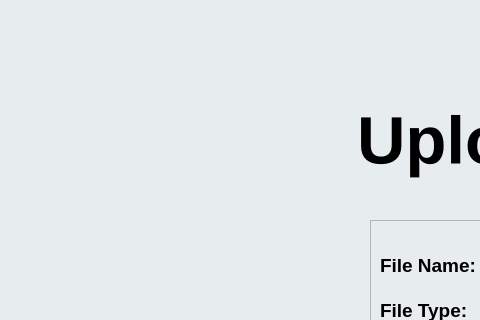
ElliceNels/fourohfour, file src/desktop-client/client-404/uploadfilepage.ui: the form before one commit; both pictures show x 0 to 480 and y 0 to 320 of the 1100 by 700 pixel window.
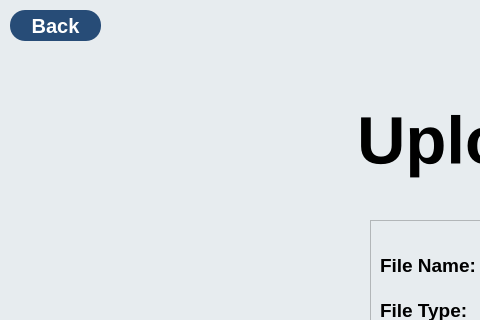
The form after the commit.

What changed in the file:
```diff
--- a/src/desktop-client/client-404/uploadfilepage.ui
+++ b/src/desktop-client/client-404/uploadfilepage.ui
@@ -294,6 +294,46 @@
     <set>Qt::AlignmentFlag::AlignCenter</set>
    </property>
   </widget>
+  <widget class="QPushButton" name="backButton">
+   <property name="geometry">
+    <rect>
+     <x>10</x>
+     <y>10</y>
+     <width>91</width>
+     <height>31</height>
+    </rect>
+   </property>
+   <property name="font">
+    <font>
+     <pointsize>15</pointsize>
+     <bold>true</bold>
+    </font>
+   </property>
+   <property name="styleSheet">
+    <string notr="true">   QPushButton {
+        background-color: rgb(39, 76, 119);
+        border: 0px solid black;
+		  border-radius: 15px;
+        color: rgb(255, 255, 255);
+    }
+
+    QPushButton:hover {
+        background-color: rgb(30, 60, 100); 
+    }
+
+    QPushButton:pressed {
+        background-color: rgb(20, 45, 80); 
+    }
+
+</string>
+   </property>
+   <property name="text">
+    <string>Back</string>
+   </property>
+   <property name="flat">
+    <bool>true</bool>
+   </property>
+  </widget>
  </widget>
  <resources/>
  <connections/>
```
Left out of the diff: 1 changed line with no effect on the pictures.
